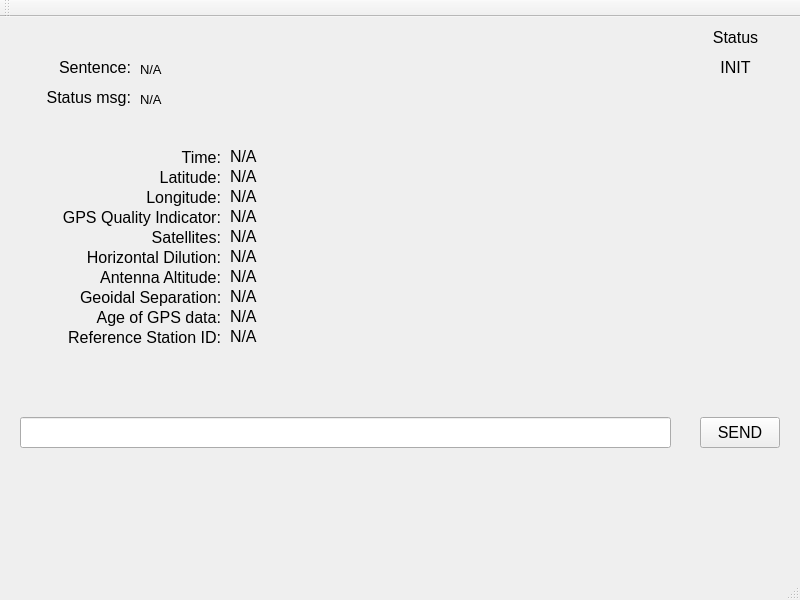
The window that ReceiverWindow.ui (MohamedElfeky/QtNMEA) describes before a commit, drawn with Qt 5.
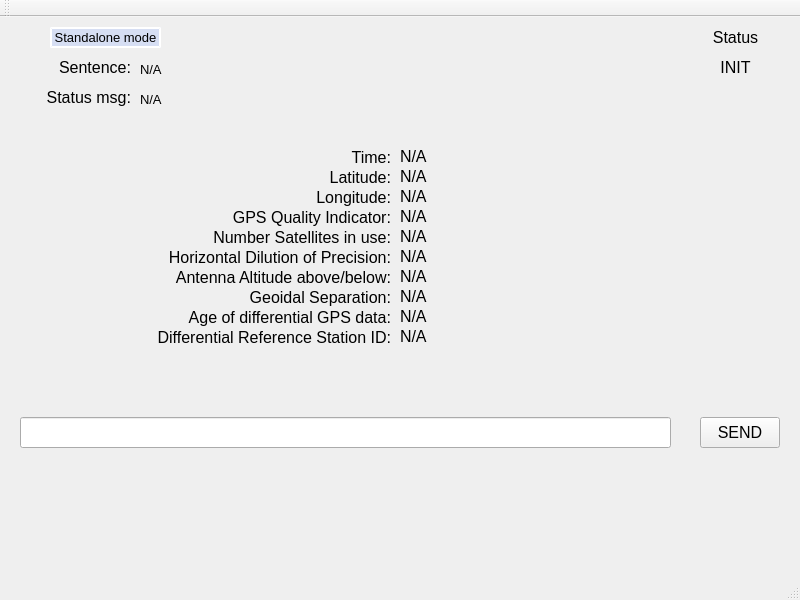
The same window after the commit.

Commit message: configuration with select mode

```diff
--- a/ReceiverWindow.ui
+++ b/ReceiverWindow.ui
@@ -164,9 +164,9 @@
    <widget class="QLabel" name="labelTimeTitle">
     <property name="geometry">
      <rect>
-      <x>80</x>
+      <x>60</x>
       <y>130</y>
-      <width>141</width>
+      <width>331</width>
       <height>21</height>
      </rect>
     </property>
@@ -188,9 +188,9 @@
    <widget class="QLabel" name="labelTime">
     <property name="geometry">
      <rect>
-      <x>230</x>
+      <x>400</x>
       <y>130</y>
-      <width>541</width>
+      <width>311</width>
       <height>21</height>
      </rect>
     </property>
@@ -212,9 +212,9 @@
    <widget class="QLabel" name="labelLatitude">
     <property name="geometry">
      <rect>
-      <x>230</x>
+      <x>400</x>
       <y>150</y>
-      <width>541</width>
+      <width>311</width>
       <height>21</height>
      </rect>
     </property>
@@ -236,9 +236,9 @@
    <widget class="QLabel" name="labelLatitudeTitle">
     <property name="geometry">
      <rect>
-      <x>80</x>
+      <x>60</x>
       <y>150</y>
-      <width>141</width>
+      <width>331</width>
       <height>21</height>
      </rect>
     </property>
@@ -260,9 +260,9 @@
    <widget class="QLabel" name="labelLongitudeTitle">
     <property name="geometry">
      <rect>
-      <x>80</x>
+      <x>60</x>
       <y>170</y>
-      <width>141</width>
+      <width>331</width>
       <height>21</height>
      </rect>
     </property>
@@ -284,9 +284,9 @@
    <widget class="QLabel" name="labelLongitude">
     <property name="geometry">
      <rect>
-      <x>230</x>
+      <x>400</x>
       <y>170</y>
-      <width>541</width>
+      <width>311</width>
       <height>21</height>
      </rect>
     </property>
@@ -308,9 +308,9 @@
    <widget class="QLabel" name="labelGPSQuality">
     <property name="geometry">
      <rect>
-      <x>230</x>
+      <x>400</x>
       <y>190</y>
-      <width>541</width>
+      <width>311</width>
       <height>21</height>
      </rect>
     </property>
@@ -334,7 +334,7 @@
      <rect>
       <x>60</x>
       <y>190</y>
-      <width>161</width>
+      <width>331</width>
       <height>21</height>
      </rect>
     </property>
@@ -356,9 +356,9 @@
    <widget class="QLabel" name="labelSatellitesTitle">
     <property name="geometry">
      <rect>
-      <x>80</x>
+      <x>60</x>
       <y>210</y>
-      <width>141</width>
+      <width>331</width>
       <height>21</height>
      </rect>
     </property>
@@ -368,7 +368,7 @@
      </font>
     </property>
     <property name="text">
-     <string>Satellites:</string>
+     <string>Number Satellites in use:</string>
     </property>
     <property name="alignment">
      <set>Qt::AlignRight|Qt::AlignTrailing|Qt::AlignVCenter</set>
@@ -380,9 +380,9 @@
    <widget class="QLabel" name="labelSatellites">
     <property name="geometry">
      <rect>
-      <x>230</x>
+      <x>400</x>
       <y>210</y>
-      <width>541</width>
+      <width>311</width>
       <height>21</height>
      </rect>
     </property>
@@ -404,9 +404,9 @@
    <widget class="QLabel" name="labelHorDilution">
     <property name="geometry">
      <rect>
-      <x>230</x>
+      <x>400</x>
       <y>230</y>
-      <width>541</width>
+      <width>311</width>
       <height>21</height>
      </rect>
     </property>
@@ -428,9 +428,9 @@
    <widget class="QLabel" name="labelHorDilutionTitle">
     <property name="geometry">
      <rect>
-      <x>80</x>
+      <x>60</x>
       <y>230</y>
-      <width>141</width>
+      <width>331</width>
       <height>21</height>
      </rect>
     </property>
@@ -440,7 +440,7 @@
      </font>
     </property>
     <property name="text">
-     <string>Horizontal Dilution:</string>
+     <string>Horizontal Dilution of Precision:</string>
     </property>
     <property name="alignment">
      <set>Qt::AlignRight|Qt::AlignTrailing|Qt::AlignVCenter</set>
@@ -452,9 +452,9 @@
    <widget class="QLabel" name="labelAntennaTitle">
     <property name="geometry">
      <rect>
-      <x>80</x>
+      <x>60</x>
       <y>250</y>
-      <width>141</width>
+      <width>331</width>
       <height>21</height>
      </rect>
     </property>
@@ -464,7 +464,7 @@
      </font>
     </property>
     <property name="text">
-     <string>Antenna Altitude:</string>
+     <string>Antenna Altitude above/below:</string>
     </property>
     <property name="alignment">
      <set>Qt::AlignRight|Qt::AlignTrailing|Qt::AlignVCenter</set>
@@ -476,9 +476,9 @@
    <widget class="QLabel" name="labelAntenna">
     <property name="geometry">
      <rect>
-      <x>230</x>
+      <x>400</x>
       <y>250</y>
-      <width>541</width>
+      <width>311</width>
       <height>21</height>
      </rect>
     </property>
@@ -500,9 +500,9 @@
    <widget class="QLabel" name="labelGeoidal">
     <property name="geometry">
      <rect>
-      <x>230</x>
+      <x>400</x>
       <y>270</y>
-      <width>541</width>
+      <width>311</width>
       <height>21</height>
      </rect>
     </property>
@@ -524,9 +524,9 @@
    <widget class="QLabel" name="labelGeoidalTitle">
     <property name="geometry">
      <rect>
-      <x>80</x>
+      <x>60</x>
       <y>270</y>
-      <width>141</width>
+      <width>331</width>
       <height>21</height>
      </rect>
     </property>
@@ -548,9 +548,9 @@
    <widget class="QLabel" name="labelDataAge">
     <property name="geometry">
      <rect>
-      <x>230</x>
+      <x>400</x>
       <y>290</y>
-      <width>541</width>
+      <width>311</width>
       <height>21</height>
      </rect>
     </property>
@@ -572,9 +572,9 @@
    <widget class="QLabel" name="labelDataAgeTitle">
     <property name="geometry">
      <rect>
-      <x>80</x>
+      <x>60</x>
       <y>290</y>
-      <width>141</width>
+      <width>331</width>
       <height>21</height>
      </rect>
     </property>
@@ -584,7 +584,7 @@
      </font>
     </property>
     <property name="text">
-     <string>Age of GPS data:</string>
+     <string>Age of differential GPS data:</string>
     </property>
     <property name="alignment">
      <set>Qt::AlignRight|Qt::AlignTrailing|Qt::AlignVCenter</set>
@@ -598,7 +598,7 @@
      <rect>
       <x>60</x>
       <y>310</y>
-      <width>161</width>
+      <width>331</width>
       <height>21</height>
      </rect>
     </property>
@@ -608,7 +608,7 @@
      </font>
     </property>
     <property name="text">
-     <string>Reference Station ID:</string>
+     <string>Differential Reference Station ID:</string>
     </property>
     <property name="alignment">
      <set>Qt::AlignRight|Qt::AlignTrailing|Qt::AlignVCenter</set>
@@ -620,9 +620,9 @@
    <widget class="QLabel" name="labelStation">
     <property name="geometry">
      <rect>
-      <x>230</x>
+      <x>400</x>
       <y>310</y>
-      <width>541</width>
+      <width>311</width>
       <height>21</height>
      </rect>
     </property>
@@ -674,6 +674,42 @@
      <string>SEND</string>
     </property>
    </widget>
+   <widget class="QLabel" name="labelMode">
+    <property name="geometry">
+     <rect>
+      <x>50</x>
+      <y>10</y>
+      <width>111</width>
+      <height>21</height>
+     </rect>
+    </property>
+    <property name="sizePolicy">
+     <sizepolicy hsizetype="Preferred" vsizetype="Preferred">
+      <horstretch>0</horstretch>
+      <verstretch>0</verstretch>
+     </sizepolicy>
+    </property>
+    <property name="font">
+     <font>
+      <pointsize>10</pointsize>
+     </font>
+    </property>
+    <property name="styleSheet">
+     <string notr="true">background-color: rgb(214, 222, 243);
+border-color: rgb(255, 255, 255);
+border-style: inset;
+border-width: 2px;</string>
+    </property>
+    <property name="text">
+     <string>Standalone mode</string>
+    </property>
+    <property name="alignment">
+     <set>Qt::AlignCenter</set>
+    </property>
+    <property name="textInteractionFlags">
+     <set>Qt::LinksAccessibleByMouse|Qt::TextSelectableByKeyboard|Qt::TextSelectableByMouse</set>
+    </property>
+   </widget>
   </widget>
   <widget class="QMenuBar" name="menuBar">
    <property name="geometry">
```
The commit also changes 15 other files.
